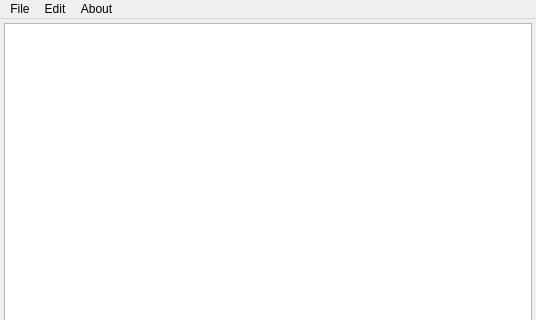
Old version of the form ui_forms/editor.ui in the repository parisolab/mathmod; both pictures show x 0 to 536 and y 0 to 320 of the 536 by 478 pixel window.
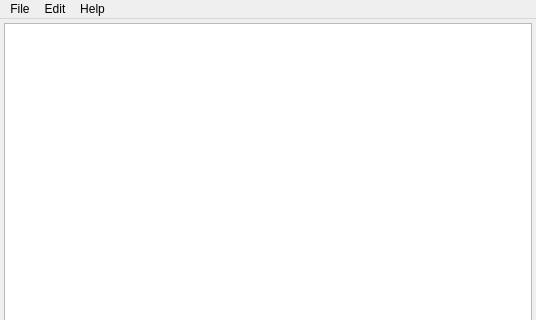
New version of the form.

Commit message: #266 Bug: MathMod's integrated editor "save" and "save As" don't work

What changed in the file:
```diff
--- a/ui_forms/editor.ui
+++ b/ui_forms/editor.ui
@@ -41,7 +41,7 @@
      <x>0</x>
      <y>0</y>
      <width>536</width>
-     <height>21</height>
+     <height>24</height>
     </rect>
    </property>
    <widget class="QMenu" name="menuFile">
@@ -55,7 +55,7 @@
     <addaction name="separator"/>
     <addaction name="actionExit"/>
    </widget>
-   <widget class="QMenu" name="menuAbout">
+   <widget class="QMenu" name="menuEdit">
     <property name="title">
      <string>Edit</string>
     </property>
@@ -66,16 +66,16 @@
     <addaction name="actionCopy"/>
     <addaction name="actionPaste"/>
    </widget>
-   <widget class="QMenu" name="menuAbout_2">
+   <widget class="QMenu" name="menuHelp">
     <property name="title">
-     <string>About</string>
+     <string>Help</string>
     </property>
     <addaction name="actionAbout"/>
     <addaction name="actionAbout_MathMod"/>
    </widget>
    <addaction name="menuFile"/>
-   <addaction name="menuAbout"/>
-   <addaction name="menuAbout_2"/>
+   <addaction name="menuEdit"/>
+   <addaction name="menuHelp"/>
   </widget>
   <widget class="QStatusBar" name="statusbar"/>
   <action name="actionNew">
```
Left out of the diff: 56 changed lines with no effect on the pictures.
